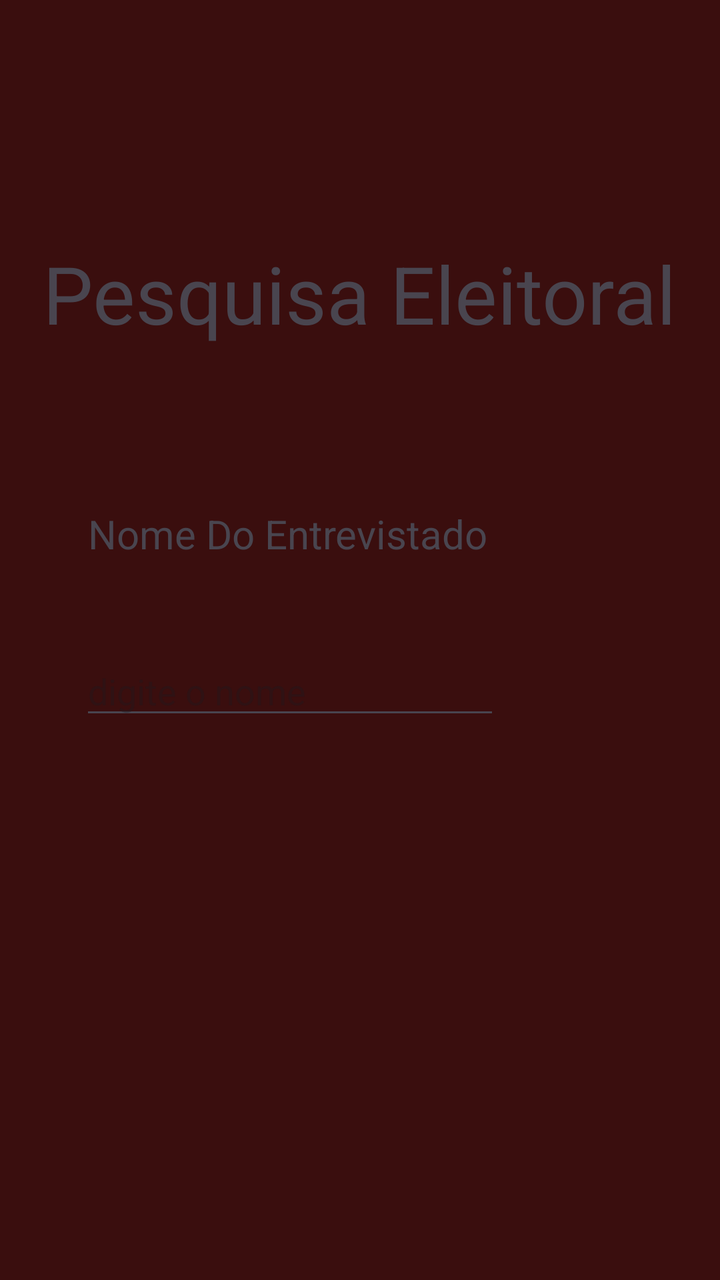
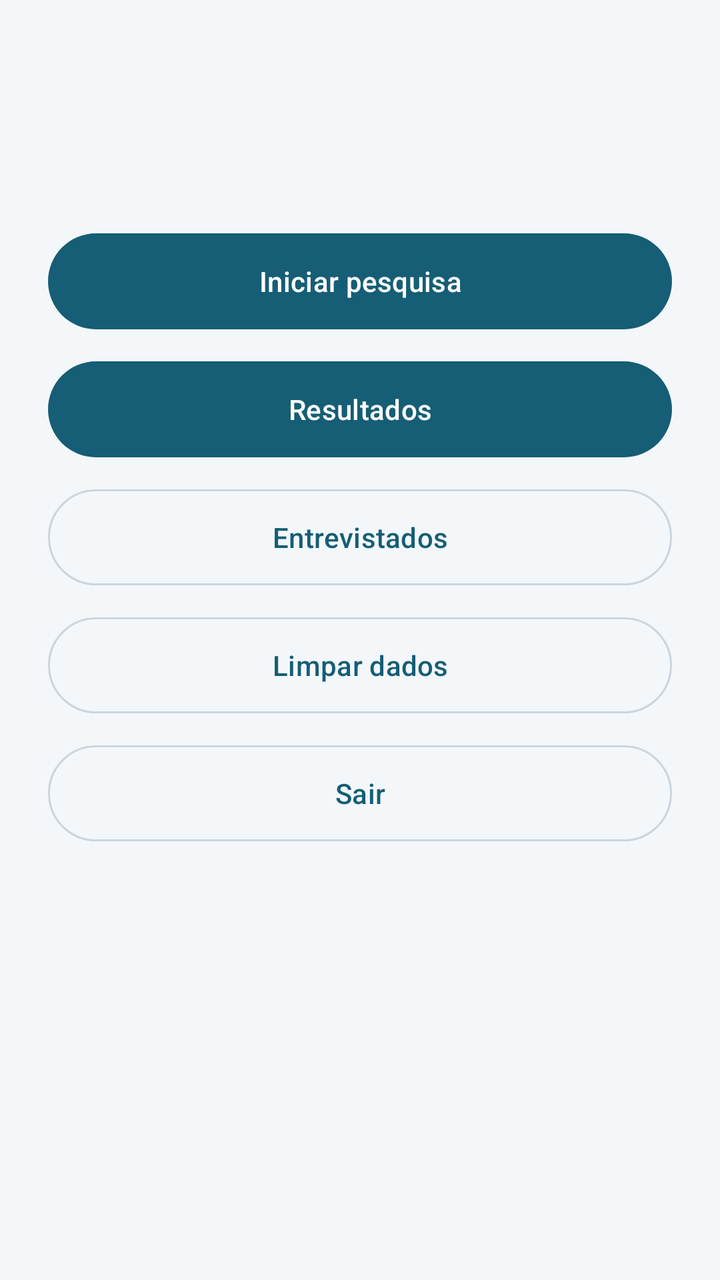

Screens rendered from an Android XML layout before and after an edit, with the pre-edit source and the edit as a unified diff.
<!-- AndroidManifest.xml: application theme Theme.AppEntrevista -->
<!-- res/layout/activity_main.xml -->
<?xml version="1.0" encoding="utf-8"?>
<androidx.constraintlayout.widget.ConstraintLayout xmlns:android="http://schemas.android.com/apk/res/android"
    xmlns:app="http://schemas.android.com/apk/res-auto"
    xmlns:tools="http://schemas.android.com/tools"
    android:id="@+id/main"
    android:layout_width="match_parent"
    android:layout_height="match_parent"
    android:background="#3A0E0E"
    tools:context=".MainActivity">

    <TextView
        android:id="@+id/textView4"
        android:layout_width="wrap_content"
        android:layout_height="wrap_content"
        android:layout_marginTop="120dp"
        android:text="Pesquisa Eleitoral"
        android:textSize="40sp"
        app:layout_constraintEnd_toEndOf="parent"
        app:layout_constraintHorizontal_bias="0.494"
        app:layout_constraintStart_toStartOf="parent"
        app:layout_constraintTop_toTopOf="parent" />

    <EditText
        android:id="@+id/etname"
        android:layout_width="wrap_content"
        android:layout_height="wrap_content"
        android:layout_marginStart="40dp"
        android:layout_marginTop="40dp"
        android:ems="10"
        android:freezesText="false"
        android:hint="digite o nome"
        android:inputType="text"
        android:textColor="#CFF0F0F0"
        app:layout_constraintStart_toStartOf="parent"
        app:layout_constraintTop_toBottomOf="@+id/textView5" />

    <TextView
        android:id="@+id/textView5"
        android:layout_width="250dp"
        android:layout_height="30dp"
        android:layout_marginStart="44dp"
        android:layout_marginTop="80dp"
        android:text="Nome Do Entrevistado"
        android:textSize="20sp"
        app:layout_constraintStart_toStartOf="parent"
        app:layout_constraintTop_toBottomOf="@+id/textView4" />
</androidx.constraintlayout.widget.ConstraintLayout>
<!-- resources referenced by this layout -->
<resources>
  <style name="Theme.AppEntrevista" parent="Base.Theme.AppEntrevista" />
  <style name="Base.Theme.AppEntrevista" parent="Theme.Material3.DayNight.NoActionBar">
          
          
      </style>
</resources>

<!-- the commit's change to res/layout/activity_main.xml (unified diff, before → after) -->
@@ -1,47 +1,48 @@
 <?xml version="1.0" encoding="utf-8"?>
-<androidx.constraintlayout.widget.ConstraintLayout xmlns:android="http://schemas.android.com/apk/res/android"
-    xmlns:app="http://schemas.android.com/apk/res-auto"
-    xmlns:tools="http://schemas.android.com/tools"
-    android:id="@+id/main"
-    android:layout_width="match_parent"
-    android:layout_height="match_parent"
-    android:background="#3A0E0E"
-    tools:context=".MainActivity">
-
-    <TextView
-        android:id="@+id/textView4"
-        android:layout_width="wrap_content"
-        android:layout_height="wrap_content"
-        android:layout_marginTop="120dp"
-        android:text="Pesquisa Eleitoral"
-        android:textSize="40sp"
-        app:layout_constraintEnd_toEndOf="parent"
-        app:layout_constraintHorizontal_bias="0.494"
-        app:layout_constraintStart_toStartOf="parent"
-        app:layout_constraintTop_toTopOf="parent" />
-
-    <EditText
-        android:id="@+id/etname"
-        android:layout_width="wrap_content"
-        android:layout_height="wrap_content"
-        android:layout_marginStart="40dp"
-        android:layout_marginTop="40dp"
-        android:ems="10"
-        android:freezesText="false"
-        android:hint="digite o nome"
-        android:inputType="text"
-        android:textColor="#CFF0F0F0"
-        app:layout_constraintStart_toStartOf="parent"
-        app:layout_constraintTop_toBottomOf="@+id/textView5" />
-
-    <TextView
-        android:id="@+id/textView5"
-        android:layout_width="250dp"
-        android:layout_height="30dp"
-        android:layout_marginStart="44dp"
-        android:layout_marginTop="80dp"
-        android:text="Nome Do Entrevistado"
-        android:textSize="20sp"
-        app:layout_constraintStart_toStartOf="parent"
-        app:layout_constraintTop_toBottomOf="@+id/textView4" />
-</androidx.constraintlayout.widget.ConstraintLayout>
+<LinearLayout xmlns:android="http://schemas.android.com/apk/res/android"
+    android:id="@+id/main" android:layout_width="match_parent" android:layout_height="match_parent"
+    android:orientation="vertical">
+    <LinearLayout android:layout_width="match_parent" android:layout_height="wrap_content"
+        android:orientation="vertical" android:paddingStart="24dp" android:paddingEnd="24dp" android:paddingTop="20dp">
+        <TextView android:id="@+id/tituloMenu" style="@style/Titulo" />
+        <TextView android:id="@+id/resumoMenu" style="@style/Descricao" android:accessibilityLiveRegion="polite" />
+    </LinearLayout>
+    <ScrollView android:id="@+id/rolagemMenu" android:layout_width="match_parent"
+        android:layout_height="0dp" android:layout_weight="1" android:fillViewport="true">
+        <LinearLayout android:layout_width="match_parent" android:layout_height="wrap_content"
+            android:orientation="vertical" android:paddingStart="24dp" android:paddingEnd="24dp" android:paddingBottom="24dp">
+            <LinearLayout android:id="@+id/painelMenu" android:layout_width="match_parent"
+                android:layout_height="wrap_content" android:orientation="vertical">
+                <com.google.android.material.button.MaterialButton android:id="@+id/iniciarPesquisa"
+                    style="@style/Botao" android:text="@string/nova_pesquisa" />
+                <com.google.android.material.button.MaterialButton android:id="@+id/abrirResultados"
+                    style="@style/Botao" android:text="@string/resultados" />
+                <com.google.android.material.button.MaterialButton android:id="@+id/abrirEntrevistados"
+                    style="@style/BotaoSecundario" android:text="@string/entrevistados" />
+                <com.google.android.material.button.MaterialButton android:id="@+id/limparDados"
+                    style="@style/BotaoSecundario" android:text="@string/limpar_dados" />
+                <com.google.android.material.button.MaterialButton android:id="@+id/sair"
+                    style="@style/BotaoSecundario" android:text="@string/sair" />
+            </LinearLayout>
+            <LinearLayout android:id="@+id/painelResultados" android:layout_width="match_parent"
+                android:layout_height="wrap_content" android:orientation="vertical" android:visibility="gone" />
+        </LinearLayout>
+    </ScrollView>
+    <LinearLayout android:id="@+id/painelEntrevistados" android:layout_width="match_parent"
+        android:layout_height="0dp" android:layout_weight="1" android:orientation="vertical"
+        android:visibility="gone" android:paddingStart="24dp" android:paddingEnd="24dp">
+        <com.google.android.material.textfield.TextInputLayout style="@style/Campo" android:hint="@string/buscar">
+            <com.google.android.material.textfield.TextInputEditText android:id="@+id/buscaEntrevistados"
+                android:layout_width="match_parent" android:layout_height="wrap_content"
+                android:inputType="text" android:singleLine="true" android:maxLength="120" />
+        </com.google.android.material.textfield.TextInputLayout>
+        <TextView android:id="@+id/listaVazia" style="@style/Descricao"
+            android:text="@string/lista_vazia" android:gravity="center" android:padding="16dp" />
+        <ListView android:id="@+id/listaEntrevistados" android:layout_width="match_parent"
+            android:layout_height="0dp" android:layout_weight="1" android:divider="@color/outline"
+            android:dividerHeight="1dp" />
+    </LinearLayout>
+    <com.google.android.material.button.MaterialButton android:id="@+id/voltarMenu"
+        style="@style/BotaoSecundario" android:layout_marginStart="24dp" android:layout_marginEnd="24dp"
+        android:layout_marginBottom="12dp" android:text="@string/voltar_menu" android:visibility="gone" />
+</LinearLayout>
<!-- resource entries referenced after the edit -->
@@ -1,9 +1,63 @@
 <!-- resources referenced by this layout -->
 <resources>
+  <color name="outline">#CAD5DE</color>
+  <string name="buscar">Pesquisar por nome ou celular</string>
+  <string name="entrevistados">Entrevistados</string>
+  <string name="limpar_dados">Limpar dados</string>
+  <string name="lista_vazia">Nenhuma entrevista encontrada.</string>
+  <string name="nova_pesquisa">Iniciar pesquisa</string>
+  <string name="resultados">Resultados</string>
+  <string name="sair">Sair</string>
+  <string name="voltar_menu">Voltar ao menu</string>
+  <style name="Botao" parent="Widget.Material3.Button">
+          <item name="android:layout_width">match_parent</item>
+          <item name="android:layout_height">wrap_content</item>
+          <item name="android:minHeight">56dp</item>
+          <item name="android:layout_marginTop">8dp</item>
+      </style>
+  <style name="BotaoSecundario" parent="Widget.Material3.Button.OutlinedButton">
+          <item name="android:layout_width">match_parent</item>
+          <item name="android:layout_height">wrap_content</item>
+          <item name="android:minHeight">56dp</item>
+          <item name="android:layout_marginTop">8dp</item>
+      </style>
+  <style name="Campo">
+          <item name="android:layout_width">match_parent</item>
+          <item name="android:layout_height">wrap_content</item>
+          <item name="android:minHeight">56dp</item>
+          <item name="android:layout_marginBottom">16dp</item>
+      </style>
+  <style name="Descricao">
+          <item name="android:layout_width">match_parent</item>
+          <item name="android:layout_height">wrap_content</item>
+          <item name="android:textSize">16sp</item>
+          <item name="android:textColor">@color/text_secondary</item>
+          <item name="android:layout_marginBottom">16dp</item>
+      </style>
+  <style name="Titulo">
+          <item name="android:layout_width">match_parent</item>
+          <item name="android:layout_height">wrap_content</item>
+          <item name="android:textSize">26sp</item>
+          <item name="android:textColor">@color/text_primary</item>
+          <item name="android:fontFamily">sans-serif-medium</item>
+          <item name="android:layout_marginBottom">12dp</item>
+      </style>
   <style name="Theme.AppEntrevista" parent="Base.Theme.AppEntrevista" />
+  <color name="text_secondary">#526574</color>
+  <color name="text_primary">#182C3B</color>
   <style name="Base.Theme.AppEntrevista" parent="Theme.Material3.DayNight.NoActionBar">
-          
-          
+          <item name="colorPrimary">@color/primary</item>
+          <item name="colorOnPrimary">@color/on_primary</item>
+          <item name="colorSurface">@color/surface</item>
+          <item name="colorOnSurface">@color/text_primary</item>
+          <item name="colorOnSurfaceVariant">@color/text_secondary</item>
+          <item name="colorOutline">@color/outline</item>
+          <item name="android:colorBackground">@color/background</item>
+          <item name="android:windowLightStatusBar">true</item>
       </style>
+  <color name="primary">#155E75</color>
+  <color name="on_primary">#FFFFFF</color>
+  <color name="surface">#FFFFFF</color>
+  <color name="background">#F4F7FA</color>
 </resources>
 
